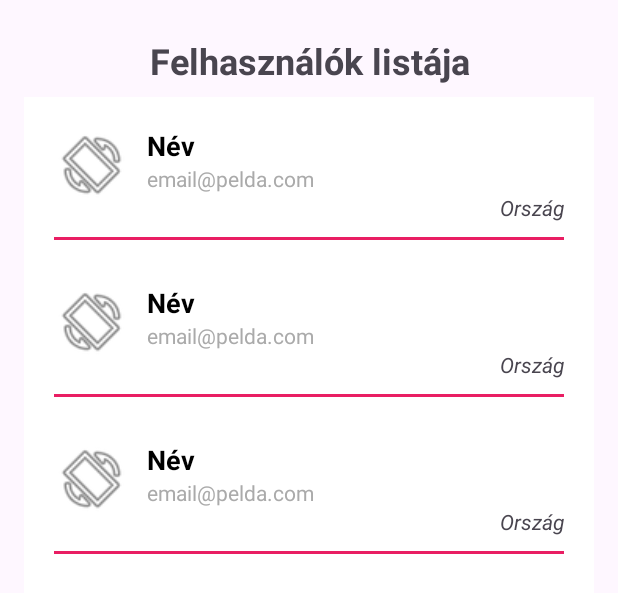
After one commit to pmarcell-menemjo/KotlinBasics, an Android app: the layout activity_random_users.xml on its own in the app's theme, with its tools: preview values and no code run, on a phone screen of 412 x 824 dp. The commit adds this screen. Shown: the top 593 px of the screen. Run offline under Robolectric (Android 15) with nearby library versions, the phone set to English and light mode, and no system bars.

Commit message:
commit 01.27. nem mukodik

```diff
--- a/app/src/main/java/com/example/myapplication/MainActivity.kt
+++ b/app/src/main/java/com/example/myapplication/MainActivity.kt
@@ -17,6 +17,7 @@ class MainActivity : AppCompatActivity() {
     private lateinit var openGreetingButton: Button
     private lateinit var openWeatherButton: Button
     private lateinit var openUserListButton: Button
+    private lateinit var openRandomUserList: Button
 
     /*
     data class University(
@@ -314,6 +315,7 @@ class MainActivity : AppCompatActivity() {
         openGreetingButton = findViewById(R.id.openGreetingButton)
         openWeatherButton = findViewById(R.id.weatherButton)
         openUserListButton = findViewById(R.id.openUserListButton)
+        openRandomUserList = findViewById(R.id.openRandomUserList)
 
         openCalculatorButton.setOnClickListener{
             val intent = Intent(this, CalculatorActivity::class.java)
@@ -331,5 +333,9 @@ class MainActivity : AppCompatActivity() {
             val intent = Intent(this, UserListActivity::class.java)
             startActivity(intent)
         }
+        openRandomUserList.setOnClickListener{
+            val intent= Intent(this, RandomUserListActivity::class.java)
+            startActivity(intent)
+        }
     } // ONCREATE
 }
--- /dev/null
+++ b/app/src/main/res/layout/activity_random_users.xml
@@ -0,0 +1,30 @@
+<?xml version="1.0" encoding="utf-8"?>
+<LinearLayout
+    xmlns:android="http://schemas.android.com/apk/res/android"
+    xmlns:tools="http://schemas.android.com/tools"
+    android:layout_width="match_parent"
+    android:layout_height="match_parent"
+    android:orientation="vertical"
+    android:padding="16dp"
+    tools:context=".UserListActivity">
+
+    <TextView
+        android:layout_width="match_parent"
+        android:layout_height="wrap_content"
+        android:text="Felhasználók listája"
+        android:textSize="24sp"
+        android:textStyle="bold"
+        android:paddingTop="8dp"
+        android:paddingBottom="8dp"
+        android:textAlignment="center" />
+
+    <androidx.recyclerview.widget.RecyclerView
+        android:id="@+id/userListRecyclerView"
+        android:layout_width="match_parent"
+        android:layout_height="match_parent"
+        android:padding="8dp"
+        android:background="@android:color/white"
+        tools:listitem="@layout/list_item_randomuser"/>
+
+
+</LinearLayout>
--- /dev/null
+++ b/app/src/main/res/layout/list_item_randomuser.xml
@@ -0,0 +1,67 @@
+<?xml version="1.0" encoding="utf-8"?>
+<LinearLayout xmlns:android="http://schemas.android.com/apk/res/android"
+    android:layout_width="match_parent"
+    android:layout_height="wrap_content"
+    android:padding="12dp"
+    android:background="?attr/selectableItemBackground"
+    android:gravity="center_vertical"
+    android:orientation="vertical">
+
+    <LinearLayout
+        android:layout_width="match_parent"
+        android:layout_height="wrap_content"
+        android:orientation="horizontal" >
+
+    <ImageView
+        android:id="@+id/imageview_profile"
+        android:layout_width="50dp"
+        android:layout_height="50dp"
+        android:scaleType="centerCrop"
+        android:layout_marginEnd="12dp"
+        android:contentDescription="Profilkép"
+        android:src="@android:drawable/ic_menu_always_landscape_portrait" />
+
+    <LinearLayout
+        android:layout_width="0dp"
+        android:layout_height="wrap_content"
+        android:orientation="vertical"
+        android:layout_weight="1">
+
+        <TextView
+            android:id="@+id/textview_name"
+            android:layout_width="wrap_content"
+            android:layout_height="wrap_content"
+            android:text="Név"
+            android:textStyle="bold"
+            android:textSize="18sp"
+            android:textColor="@android:color/black"/>
+
+        <TextView
+            android:id="@+id/textview_email"
+            android:layout_width="wrap_content"
+            android:layout_height="wrap_content"
+            android:text="email@pelda.com"
+            android:textSize="14sp"
+            android:textColor="@android:color/darker_gray"/>
+
+         <TextView
+             android:id="@+id/textview_country"
+             android:layout_width="wrap_content"
+             android:layout_height="wrap_content"
+             android:text="Ország"
+             android:layout_gravity="end"
+             android:textStyle="italic"
+             android:textSize="14sp"/>
+
+        </LinearLayout>
+
+    </LinearLayout>
+
+    <View
+        android:layout_width="match_parent"
+        android:layout_height="2dp"
+        android:background="#E91E63"
+        android:layout_marginTop="10dp"
+        android:layout_marginBottom="5dp"/>
+
+</LinearLayout>
```
Also changed, not shown: app/src/main/java/com/example/myapplication/RandomUserListActivity.kt (added, +64 -0 lines), app/src/main/java/com/example/myapplication/model/RandomUserResponse.kt (added, +25 -0 lines), app/src/main/java/com/example/myapplication/network/RandomUserService.kt (added, +13 -0 lines), app/src/main/res/layout/activity_main.xml (+11 -3 lines).
